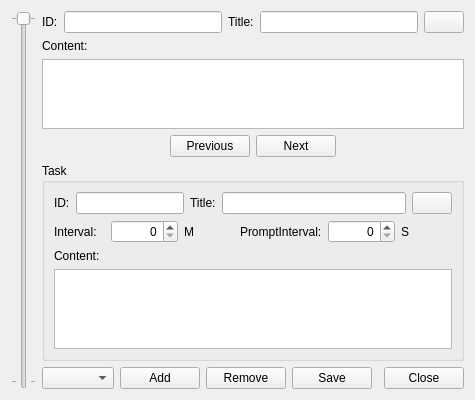
The window that FrmTasks.ui (KangLin/Calendar) describes before a commit, drawn with Qt 5.
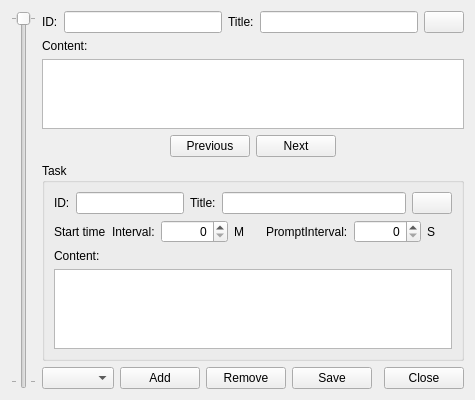
The same window after the commit. Icons and pictures are not drawn.

```diff
--- a/FrmTasks.ui
+++ b/FrmTasks.ui
@@ -298,6 +298,13 @@
         </item>
         <item row="1" column="0">
          <layout class="QHBoxLayout" name="horizontalLayout_3">
+          <item>
+           <widget class="QLabel" name="lbStartTime">
+            <property name="text">
+             <string>Start time</string>
+            </property>
+           </widget>
+          </item>
           <item>
            <widget class="QLabel" name="label_6">
             <property name="text">
```
